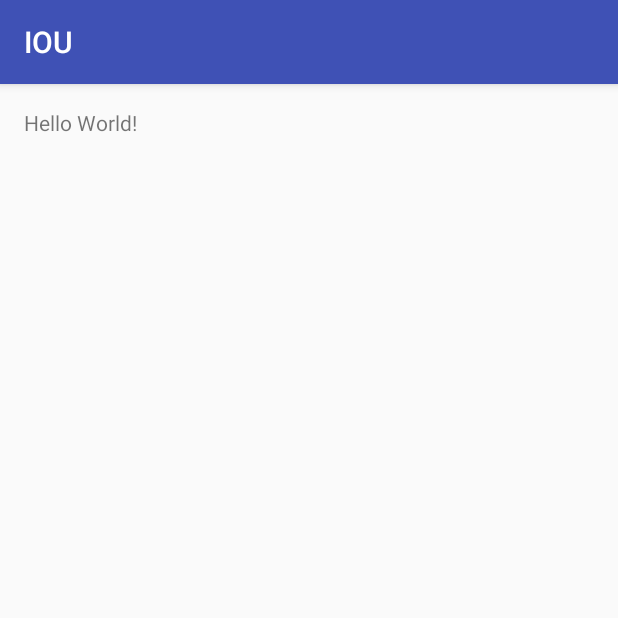
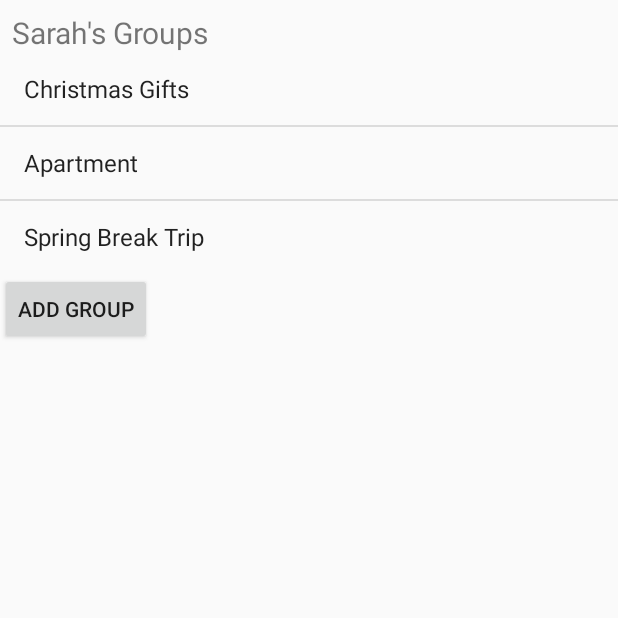
Before and after one commit to cpe305/fall2016-project-sarahpadlipsky, an Android app: the screen it shows after launch (Main), on a phone screen of 412 x 824 dp, the top half of it. Run offline under Robolectric (Android 15) with nearby library versions, the phone set to English and light mode, and no system bars.

Commit message:
Basic XML additions to create basic flow of application.

```diff
--- a/app/src/main/AndroidManifest.xml
+++ b/app/src/main/AndroidManifest.xml
@@ -15,6 +15,10 @@
                 <category android:name="android.intent.category.LAUNCHER" />
             </intent-filter>
         </activity>
+
+        <activity
+            android:name=".GroupActivity" >
+        </activity>
     </application>
 
 </manifest>
--- /dev/null
+++ b/app/src/main/java/com/example/sarahpadlipsky/iou/GroupActivity.java
@@ -0,0 +1,17 @@
+package com.example.sarahpadlipsky.iou;
+
+import android.app.Activity;
+import android.os.Bundle;
+
+/**
+ * Created by SarahPadlipsky on 10/9/16.
+ */
+public class GroupActivity extends Activity {
+
+    @Override
+    protected void onCreate(Bundle savedInstanceState) {
+        super.onCreate(savedInstanceState);
+        setContentView(R.layout.group_activity);
+    }
+
+}
--- a/app/src/main/java/com/example/sarahpadlipsky/iou/Main.java
+++ b/app/src/main/java/com/example/sarahpadlipsky/iou/Main.java
@@ -1,13 +1,55 @@
 package com.example.sarahpadlipsky.iou;
 
+import android.app.ListActivity;
+import android.content.Intent;
 import android.support.v7.app.AppCompatActivity;
 import android.os.Bundle;
+import android.view.View;
+import android.widget.ArrayAdapter;
+import android.widget.TextView;
 
-public class Main extends AppCompatActivity {
+import java.util.ArrayList;
+import java.util.List;
+
+//Main shows list of groups that user is apart of.
+public class Main extends ListActivity {
 
     @Override
     protected void onCreate(Bundle savedInstanceState) {
         super.onCreate(savedInstanceState);
         setContentView(R.layout.activity_main);
+
+
+        //TODO: temporary list to be replaced with list from SQLite
+        List<String> temporaryList = new ArrayList<String>();
+        temporaryList.add("Christmas Gifts");
+        temporaryList.add("Apartment");
+        temporaryList.add("Spring Break Trip");
+
+        //TODO: Change type String to Groups
+        ArrayAdapter<String> adapter = new ArrayAdapter<>(this,
+                android.R.layout.simple_list_item_1, temporaryList);
+
+        setListAdapter(adapter);
     }
+
+    @Override
+    protected void onStart() {
+        super.onStart();
+
+        //Sets title of main page
+        TextView text = (TextView) findViewById(R.id.username);
+        //TODO: get username from log-in
+        String username = "Sarah";
+        text.setText(username + "'s Groups");
+
+    }
+
+
+    public void createGroup(View view) {
+
+        Intent newActivity = new Intent(this, GroupActivity.class);
+        startActivity(newActivity);
+    }
+
 }
--- a/app/src/main/res/layout/activity_main.xml
+++ b/app/src/main/res/layout/activity_main.xml
@@ -1,16 +1,39 @@
 <?xml version="1.0" encoding="utf-8"?>
-<RelativeLayout xmlns:android="http://schemas.android.com/apk/res/android"
+<LinearLayout xmlns:android="http://schemas.android.com/apk/res/android"
     xmlns:tools="http://schemas.android.com/tools"
     android:layout_width="match_parent"
-    android:layout_height="match_parent"
-    android:paddingBottom="@dimen/activity_vertical_margin"
-    android:paddingLeft="@dimen/activity_horizontal_margin"
-    android:paddingRight="@dimen/activity_horizontal_margin"
-    android:paddingTop="@dimen/activity_vertical_margin"
+    android:layout_height="wrap_content"
+    android:orientation="vertical"
     tools:context="com.example.sarahpadlipsky.iou.Main">
 
-    <TextView
+    <LinearLayout
+        android:id="@+id/title"
+        android:layout_width="wrap_content"
+        android:layout_height="wrap_content" >
+        <TextView
+          android:id="@+id/username"
+          android:layout_width="wrap_content"
+          android:layout_height="wrap_content"
+          android:gravity = "center"
+          android:layout_marginLeft="8dp"
+          android:layout_marginTop="8dp"
+          android:textSize="20dp"
+          android:text="Groups:" />
+    </LinearLayout>
+
+
+    <ListView
+        android:id="@android:id/list"
         android:layout_width="wrap_content"
         android:layout_height="wrap_content"
-        android:text="Hello World!" />
-</RelativeLayout>
+    />
+
+    <Button
+        android:id="@+id/add"
+        android:layout_width="wrap_content"
+        android:layout_height="wrap_content"
+        android:layout_gravity="bottom"
+        android:text="Add Group"
+        android:onClick="createGroup"/>
+
+</LinearLayout>
--- /dev/null
+++ b/app/src/main/res/layout/group_activity.xml
@@ -0,0 +1,11 @@
+<?xml version="1.0" encoding="utf-8"?>
+<LinearLayout xmlns:android="http://schemas.android.com/apk/res/android"
+    android:orientation="vertical" android:layout_width="match_parent"
+    android:layout_height="match_parent">
+
+    <TextView
+        android:layout_width="match_parent"
+        android:layout_height="match_parent"
+        android:text="Testing!"/>
+
+</LinearLayout>
```
